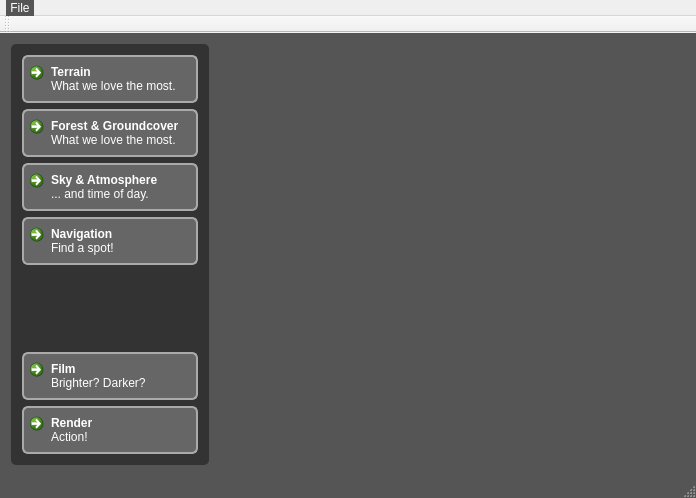
The window that src/qt-frontend/CosyGui/mainwindow.ui (phresnel/picogen) describes before a commit, drawn with Qt 5.
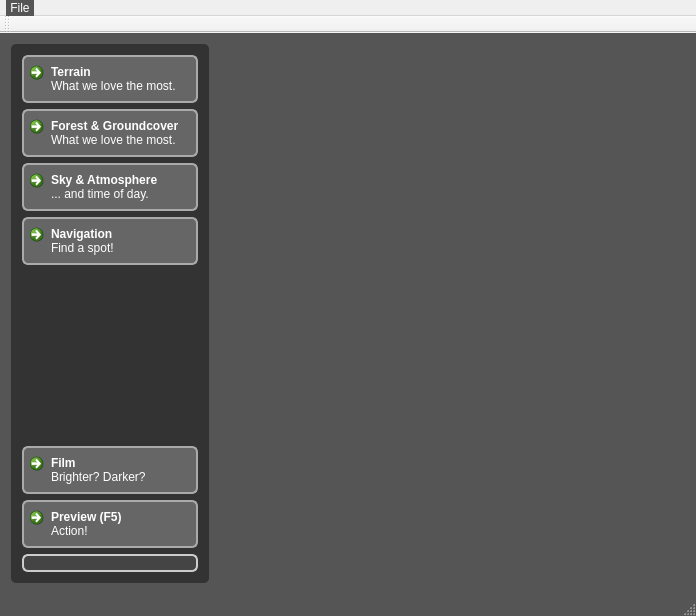
The same window after the commit. Icons and pictures are not drawn. Custom widgets are drawn as their Qt base class.

Commit message: add option to override film-settings to widget's size and have a small preview window in 'tab-bar'

```diff
--- a/src/qt-frontend/CosyGui/mainwindow.ui
+++ b/src/qt-frontend/CosyGui/mainwindow.ui
@@ -7,7 +7,7 @@
     <x>0</x>
     <y>0</y>
     <width>696</width>
-    <height>498</height>
+    <height>616</height>
    </rect>
   </property>
   <property name="windowTitle">
@@ -436,7 +436,7 @@
           </sizepolicy>
          </property>
          <property name="text">
-          <string>Render</string>
+          <string>Preview (F5)</string>
          </property>
          <property name="icon">
           <iconset resource="resources.qrc">
@@ -448,14 +448,29 @@
            <height>48</height>
           </size>
          </property>
-         <property name="checkable">
-          <bool>true</bool>
+         <property name="shortcut">
+          <string>F5</string>
          </property>
          <property name="description">
           <string>Action!</string>
          </property>
         </widget>
        </item>
+       <item>
+        <widget class="QGroupBox" name="groupBox">
+         <property name="title">
+          <string/>
+         </property>
+         <layout class="QVBoxLayout" name="verticalLayout_3">
+          <property name="margin">
+           <number>0</number>
+          </property>
+          <item>
+           <widget class="RenderWidget" name="renderWidget" native="true"/>
+          </item>
+         </layout>
+        </widget>
+       </item>
       </layout>
      </widget>
     </item>
@@ -549,6 +564,12 @@
    <header>navigationwindow.hh</header>
    <container>1</container>
   </customwidget>
+  <customwidget>
+   <class>RenderWidget</class>
+   <extends>QWidget</extends>
+   <header>renderwidget.hh</header>
+   <container>1</container>
+  </customwidget>
  </customwidgets>
  <resources>
   <include location="resources.qrc"/>
```
The commit also changes 3 other files.
